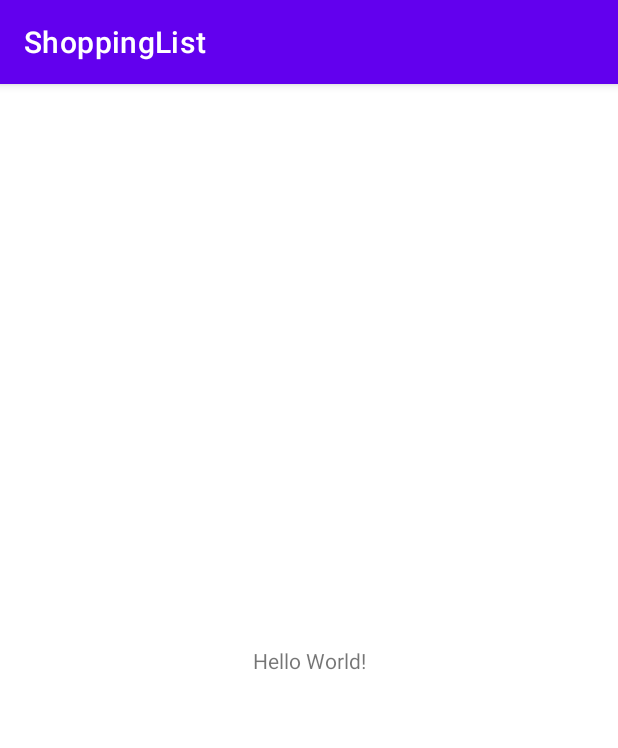
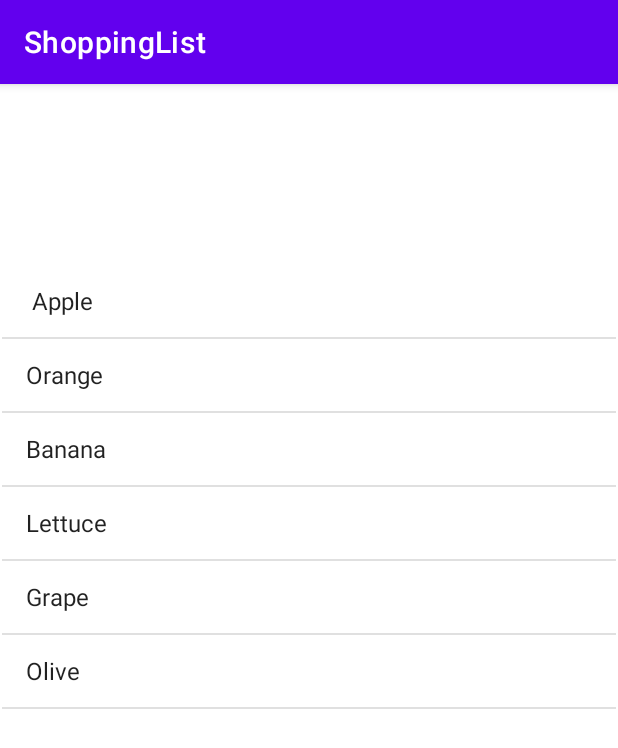
Before and after one commit to mcuneytunsal/cs441-new, an Android app: the screen it shows after launch (MainActivity), on a phone screen of 412 x 824 dp. Shown: the top 748 px of the screen. Run offline under Robolectric (Android 15) with nearby library versions, the phone set to English and light mode, and no system bars.

Commit message:
1-defined an array 2-added listview 3-added elements in the array to listview
todo; add top bar

```diff
--- a/ShoppingList/app/src/main/java/com/example/shoppinglist/MainActivity.kt
+++ b/ShoppingList/app/src/main/java/com/example/shoppinglist/MainActivity.kt
@@ -2,10 +2,33 @@ package com.example.shoppinglist
 
 import androidx.appcompat.app.AppCompatActivity
 import android.os.Bundle
+import android.view.View
+import android.view.ViewGroup
+import android.widget.ArrayAdapter
+import android.widget.ListView
+import android.widget.RelativeLayout
+import android.widget.TextView
 
 class MainActivity : AppCompatActivity() {
     override fun onCreate(savedInstanceState: Bundle?) {
         super.onCreate(savedInstanceState)
         setContentView(R.layout.activity_main)
+
+        // using the arrayadapter for defining array
+        val arrayAdapter: ArrayAdapter<*>
+        val groceries = arrayOf(
+            " Apple", "Orange", "Banana",
+            "Lettuce", "Grape", "Olive"
+        )
+
+        //relativeLayout access
+        var newRelativeLayout = findViewById<RelativeLayout>(R.id.relativeLayout)
+
+
+        // listView access
+        var newListView = findViewById<ListView>(R.id.userlist)
+        arrayAdapter = ArrayAdapter(this,
+            android.R.layout.simple_list_item_1, groceries)
+        newListView.adapter = arrayAdapter
     }
 }
--- a/ShoppingList/app/src/main/res/layout/activity_main.xml
+++ b/ShoppingList/app/src/main/res/layout/activity_main.xml
@@ -6,13 +6,24 @@
     android:layout_height="match_parent"
     tools:context=".MainActivity">
 
-    <TextView
-        android:layout_width="wrap_content"
-        android:layout_height="wrap_content"
-        android:text="Hello World!"
+    <RelativeLayout
+        android:id="@+id/relativeLayout"
+        android:layout_width="0dp"
+        android:layout_height="100dp"
+        android:layout_marginStart="1dp"
+        android:layout_marginTop="1dp"
+        app:layout_constraintEnd_toEndOf="parent"
+        app:layout_constraintStart_toStartOf="parent"
+        app:layout_constraintTop_toTopOf="parent">
+
+    </RelativeLayout>
+
+    <ListView
+        android:id="@+id/userlist"
+        android:layout_width="409dp"
+        android:layout_height="628dp"
         app:layout_constraintBottom_toBottomOf="parent"
-        app:layout_constraintLeft_toLeftOf="parent"
-        app:layout_constraintRight_toRightOf="parent"
-        app:layout_constraintTop_toTopOf="parent" />
-
+        app:layout_constraintEnd_toEndOf="parent"
+        app:layout_constraintStart_toStartOf="parent"
+        app:layout_constraintTop_toBottomOf="@+id/relativeLayout" />
 </androidx.constraintlayout.widget.ConstraintLayout>
```
Also changed, not shown: ShoppingList/gradle/wrapper/gradle-wrapper.properties.
